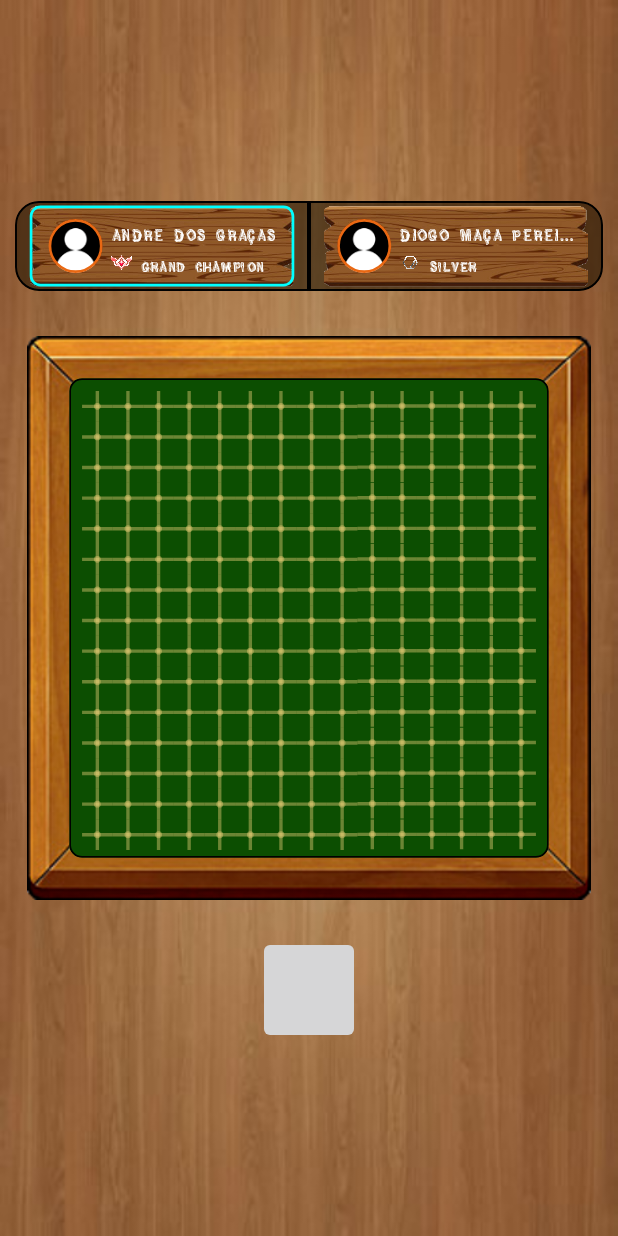
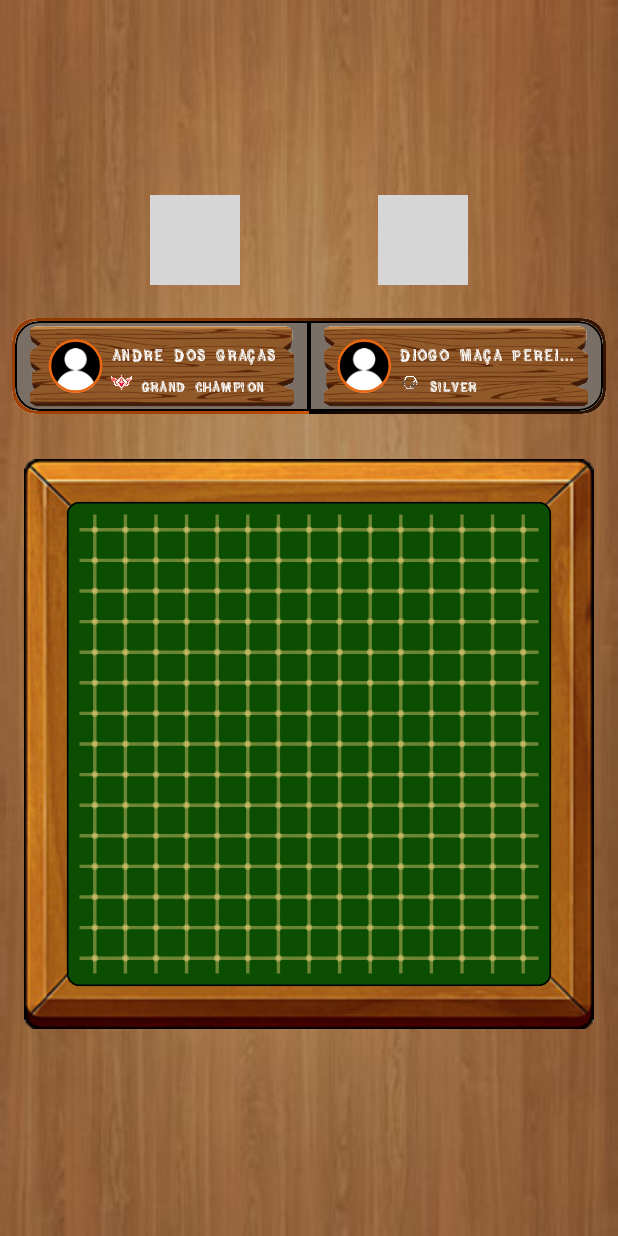
Before and after one commit to AndreGraca3/Gomoku-Royale-mobile, an Android app built with Jetpack Compose: the @Preview function MatchScreenPreview, on a phone screen of 412 x 824 dp. Run offline under Robolectric (Android 15) with nearby library versions, the phone set to English and light mode, and no system bars; grey boxes are pictures that could not be loaded.

Commit message:
Added buttons to MatchScreen

```diff
--- /dev/null
+++ b/app/src/main/java/pt/isel/gomoku/ui/components/AnimatedBorderCard.kt
@@ -0,0 +1,74 @@
+package pt.isel.gomoku.ui.components
+
+import androidx.compose.animation.core.LinearEasing
+import androidx.compose.animation.core.RepeatMode
+import androidx.compose.animation.core.animateFloat
+import androidx.compose.animation.core.animateFloatAsState
+import androidx.compose.animation.core.infiniteRepeatable
+import androidx.compose.animation.core.rememberInfiniteTransition
+import androidx.compose.animation.core.tween
+import androidx.compose.foundation.clickable
+import androidx.compose.foundation.layout.fillMaxWidth
+import androidx.compose.foundation.layout.padding
+import androidx.compose.foundation.shape.RoundedCornerShape
+import androidx.compose.material3.MaterialTheme
+import androidx.compose.material3.Surface
+import androidx.compose.runtime.Composable
+import androidx.compose.runtime.getValue
+import androidx.compose.ui.Modifier
+import androidx.compose.ui.draw.clip
+import androidx.compose.ui.draw.drawWithContent
+import androidx.compose.ui.geometry.Offset
+import androidx.compose.ui.graphics.BlendMode
+import androidx.compose.ui.graphics.Brush
+import androidx.compose.ui.graphics.Color
+import androidx.compose.ui.graphics.drawscope.rotate
+import androidx.compose.ui.unit.Dp
+import androidx.compose.ui.unit.dp
+import java.util.Collections.rotate
+
+@Composable
+fun AnimatedBorderCard(
+    modifier: Modifier = Modifier,
+    shape: RoundedCornerShape = RoundedCornerShape(size = 0.dp),
+    borderWidth: Dp = 2.dp,
+    gradient: Brush = Brush.sweepGradient(
+        listOf(Color(204, 83, 3, 255), Color.Transparent)
+    ),
+    animationDuration: Int = 300,
+    isLeft: Boolean = true,
+    onCardClick: () -> Unit = {},
+    content: @Composable () -> Unit
+) {
+    val degrees by animateFloatAsState(
+        targetValue = if (isLeft) 90f else 270f,
+        animationSpec = tween(durationMillis = animationDuration, easing = LinearEasing),
+        label = "Infinite Colors"
+    )
+
+    Surface(
+        modifier = modifier
+            .clip(shape)
+            .clickable { onCardClick() },
+        shape = shape
+    ) {
+        Surface(
+            modifier = Modifier
+                .padding(borderWidth)
+                .drawWithContent {
+                    rotate(degrees = degrees) {
+                        drawCircle(
+                            brush = gradient,
+                            radius = size.width,
+                            blendMode = BlendMode.SrcIn,
+                        )
+                    }
+                    drawContent()
+                },
+            color = MaterialTheme.colorScheme.surface,
+            shape = shape
+        ) {
+            content()
+        }
+    }
+}
--- a/app/src/main/java/pt/isel/gomoku/ui/components/AnimatedImageButton.kt
+++ b/app/src/main/java/pt/isel/gomoku/ui/components/AnimatedImageButton.kt
@@ -1,47 +1,35 @@
 package pt.isel.gomoku.ui.components
 
-import android.view.MotionEvent
 import androidx.compose.animation.core.animateFloatAsState
 import androidx.compose.animation.core.tween
 import androidx.compose.foundation.Image
 import androidx.compose.foundation.border
-import androidx.compose.foundation.clickable
 import androidx.compose.foundation.gestures.detectTapGestures
-import androidx.compose.foundation.layout.Arrangement
-import androidx.compose.foundation.layout.Box
-import androidx.compose.foundation.layout.Column
-import androidx.compose.foundation.layout.fillMaxSize
-import androidx.compose.foundation.layout.height
 import androidx.compose.foundation.layout.size
-import androidx.compose.foundation.layout.width
 import androidx.compose.foundation.shape.RoundedCornerShape
-import androidx.compose.material3.Button
-import androidx.compose.material3.Text
 import androidx.compose.runtime.Composable
 import androidx.compose.runtime.getValue
 import androidx.compose.runtime.mutableStateOf
 import androidx.compose.runtime.remember
 import androidx.compose.runtime.setValue
-import androidx.compose.ui.Alignment
-import androidx.compose.ui.ExperimentalComposeUiApi
 import androidx.compose.ui.Modifier
 import androidx.compose.ui.draw.clip
 import androidx.compose.ui.draw.scale
 import androidx.compose.ui.graphics.Color
 import androidx.compose.ui.input.pointer.pointerInput
-import androidx.compose.ui.input.pointer.pointerInteropFilter
 import androidx.compose.ui.layout.ContentScale
+import androidx.compose.ui.platform.LocalContext
 import androidx.compose.ui.res.painterResource
 import androidx.compose.ui.unit.Dp
 import androidx.compose.ui.unit.dp
-import androidx.compose.ui.unit.sp
-import kotlinx.coroutines.delay
+import pt.isel.gomoku.R
+import pt.isel.gomoku.utils.playSound
 
-@OptIn(ExperimentalComposeUiApi::class)
 @Composable
-fun AnimatedImageButton(id: Int, size: Dp, onClick: () -> Unit) {
+fun AnimatedImageButton(id: Int, size: Dp, onClick: () -> Unit = {}) {
+    val ctx = LocalContext.current
+
     var selected by remember { mutableStateOf(false) }
-
     val scale = animateFloatAsState(
         if (selected) 0.8f else 1f,
         if (selected) tween(durationMillis = 0) else tween(200),
@@ -56,24 +44,26 @@ fun AnimatedImageButton(id: Int, size: Dp, onClick: () -> Unit) {
             .size(size)
             .scale(scale.value)
             .border(
-                width = 2.dp,
-                color = if (selected) Color(87, 41, 1, 255).copy(alpha = 0.5f)
+                width = 4.dp,
+                color = if (selected) Color(19, 18, 17, 255).copy(alpha = 0.2f)
                 else Color.Transparent,
                 shape = RoundedCornerShape(4.dp)
             )
             .clip(RoundedCornerShape(4.dp))
-            .clickable { onClick() }
-            .pointerInteropFilter {
-                when (it.action) {
-                    MotionEvent.ACTION_DOWN -> {
+            .pointerInput(Unit) {
+                detectTapGestures(
+                    onPress = {
+                        playSound(ctx, R.raw.wooden_click_in_1)
                         selected = true
+                        try {
+                            awaitRelease()
+                            playSound(ctx, R.raw.wooden_click_out_1)
+                            onClick()
+                        } finally {
+                            selected = false
+                        }
                     }
-
-                    MotionEvent.ACTION_UP -> {
-                        selected = false
-                    }
-                }
-                true
+                )
             }
     )
 }
--- a/app/src/main/java/pt/isel/gomoku/ui/screens/home/MainActivity.kt
+++ b/app/src/main/java/pt/isel/gomoku/ui/screens/home/MainActivity.kt
@@ -29,10 +29,11 @@ class MainActivity : ComponentActivity() {
             }
         }
         setContent {
-            MainScreen(
+            /*MainScreen(
                 onBackRequested = { finish() },
                 onMatchRequested = { MatchActivity.navigateTo(this) }
-            )
+            )*/
+            MatchScreen()
         }
     }
 }
--- a/app/src/main/java/pt/isel/gomoku/ui/screens/home/MainScreen.kt
+++ b/app/src/main/java/pt/isel/gomoku/ui/screens/home/MainScreen.kt
@@ -59,7 +59,7 @@ fun MainScreen(onBackRequested: () -> Unit = {}, onMatchRequested: () -> Unit =
                 horizontalArrangement = Arrangement.Center
             ) {
                 MatchCard(id = R.drawable.multiplayer_match) {
-                    playSound(ctx, R.raw.click)
+                    playSound(ctx, R.raw.metal_click_1)
                 }
             }
 
@@ -67,7 +67,7 @@ fun MainScreen(onBackRequested: () -> Unit = {}, onMatchRequested: () -> Unit =
                 horizontalArrangement = Arrangement.Center
             ) {
                 MatchCard(id = R.drawable.private_match) {
-                    playSound(ctx, R.raw.click)
+                    playSound(ctx, R.raw.metal_click_1)
                     onMatchRequested()
                 }
             }
--- a/app/src/main/java/pt/isel/gomoku/ui/screens/match/MatchActivity.kt
+++ b/app/src/main/java/pt/isel/gomoku/ui/screens/match/MatchActivity.kt
@@ -7,8 +7,6 @@ import androidx.activity.ComponentActivity
 import androidx.activity.compose.setContent
 import androidx.activity.viewModels
 import pt.isel.gomoku.R
-import pt.isel.gomoku.ui.screens.home.MainActivity
-import pt.isel.gomoku.ui.theme.GomokuTheme
 import pt.isel.gomoku.utils.playSound
 import pt.isel.gomoku.utils.viewModelInit
 
@@ -32,10 +30,7 @@ class MatchActivity : ComponentActivity() {
     override fun onCreate(savedInstanceState: Bundle?) {
         super.onCreate(savedInstanceState)
         setContent {
-            MatchScreen(onBackRequested = {
-                playSound(this, R.raw.click)
-                finish()
-            })
+            MatchScreen(onBackRequested = { finish() })
         }
     }
 }
--- a/app/src/main/java/pt/isel/gomoku/ui/screens/match/MatchScreen.kt
+++ b/app/src/main/java/pt/isel/gomoku/ui/screens/match/MatchScreen.kt
@@ -4,7 +4,9 @@ import androidx.compose.foundation.Image
 import androidx.compose.foundation.layout.Arrangement
 import androidx.compose.foundation.layout.Box
 import androidx.compose.foundation.layout.Column
+import androidx.compose.foundation.layout.Row
 import androidx.compose.foundation.layout.fillMaxSize
+import androidx.compose.foundation.layout.fillMaxWidth
 import androidx.compose.foundation.layout.padding
 import androidx.compose.runtime.Composable
 import androidx.compose.runtime.getValue
@@ -73,8 +75,16 @@ fun MatchScreen(onBackRequested: () -> Unit = {}) { // TODO: this will receive m
             Column(
                 horizontalAlignment = Alignment.CenterHorizontally,
                 verticalArrangement = Arrangement.spacedBy(22.dp),
-                modifier = Modifier.padding(10.dp)
+                modifier = Modifier.padding(8.dp)
             ) {
+
+                Row(
+                    horizontalArrangement = Arrangement.SpaceEvenly,
+                    modifier = Modifier.fillMaxWidth()
+                ) {
+                    AnimatedImageButton(R.drawable.home_button, 60.dp, onBackRequested)
+                    AnimatedImageButton(R.drawable.settings_button, 60.dp)
+                }
 
                 PlayerPlankRow(users, internalMatch.board.turn)
 
@@ -90,8 +100,6 @@ fun MatchScreen(onBackRequested: () -> Unit = {}) { // TODO: this will receive m
                         if (Math.random() < 0.5) R.raw.place_piece_1 else R.raw.place_piece_2
                     playSound(ctx, sound)
                 }
-
-                AnimatedImageButton(R.drawable.home_button, 60.dp, onBackRequested)
             }
         }
     }
--- a/app/src/main/java/pt/isel/gomoku/ui/screens/match/player/PlayerPlank.kt
+++ b/app/src/main/java/pt/isel/gomoku/ui/screens/match/player/PlayerPlank.kt
@@ -37,7 +37,7 @@ import pt.isel.gomoku.ui.components.ElipsedText
 import pt.isel.gomoku.ui.theme.driftWoodFamily
 
 @Composable
-fun RowScope.PlayerPlank(user: User, isSelected: Boolean) {
+fun RowScope.PlayerPlank(user: User) {
     Box(
         contentAlignment = Alignment.Center,
         modifier = Modifier
@@ -49,14 +49,7 @@ fun RowScope.PlayerPlank(user: User, isSelected: Boolean) {
             painter = painterResource(id = R.drawable.wooden_plank),
             contentScale = ContentScale.FillBounds,
             contentDescription = "Wooden plank",
-            modifier = Modifier
-                .fillMaxSize()
-                .border(
-                    2.dp,
-                    if (isSelected) Color.Cyan
-                    else Color.Transparent,
-                    RoundedCornerShape(8.dp)
-                )
+            modifier = Modifier.fillMaxSize()
         )
         Row(
             horizontalArrangement = Arrangement.spacedBy(6.dp),
--- a/app/src/main/java/pt/isel/gomoku/ui/screens/match/player/PlayerPlankRow.kt
+++ b/app/src/main/java/pt/isel/gomoku/ui/screens/match/player/PlayerPlankRow.kt
@@ -7,6 +7,7 @@ import androidx.compose.foundation.layout.Row
 import androidx.compose.foundation.layout.fillMaxWidth
 import androidx.compose.foundation.layout.height
 import androidx.compose.foundation.shape.RoundedCornerShape
+import androidx.compose.material3.Text
 import androidx.compose.runtime.Composable
 import androidx.compose.ui.Alignment
 import androidx.compose.ui.Modifier
@@ -17,18 +18,22 @@ import androidx.compose.ui.graphics.Color
 import androidx.compose.ui.unit.dp
 import pt.isel.gomoku.domain.Player
 import pt.isel.gomoku.domain.User
+import pt.isel.gomoku.ui.components.AnimatedBorderCard
 
 @Composable
 fun PlayerPlankRow(users: List<User>, turn: Player) {
+    val shape = RoundedCornerShape(16.dp)
+
+    AnimatedBorderCard(isLeft = (turn == Player.BLACK), shape = shape) {
         Row(
             verticalAlignment = Alignment.CenterVertically,
             horizontalArrangement = Arrangement.SpaceEvenly,
             modifier = Modifier
                 .fillMaxWidth()
                 .height(60.dp)
-            .clip(RoundedCornerShape(16.dp))
+                .clip(shape)
                 .background(Color(36, 20, 0, 255).copy(alpha = 0.6F))
-            .border(1.dp, Color.Black, RoundedCornerShape(16.dp))
+                .border(1.dp, Color.Black, shape)
                 .drawBehind {
                     drawLine(
                         color = Color.Black,
@@ -39,8 +44,8 @@ fun PlayerPlankRow(users: List<User>, turn: Player) {
                 }
         ) {
             for (i in users.indices) {
-            val isSelected = (i == 0 && turn == Player.BLACK) || (i == 1 && turn == Player.WHITE)
-            this.PlayerPlank(users[i], isSelected = isSelected)
+                this.PlayerPlank(users[i])
             }
         }
     }
+}
```
Also changed, not shown: 4 other files. Lines whose indentation alone changed are shown as unchanged.
